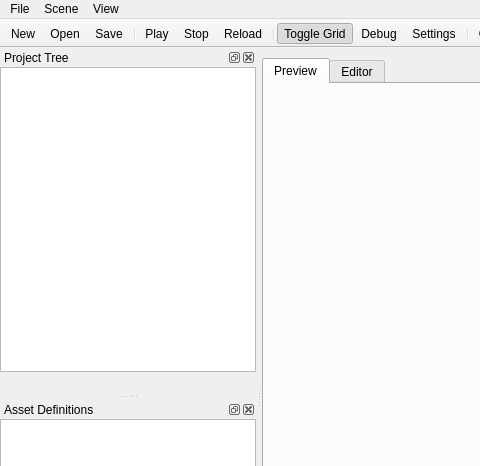
This is DreamToolQt/View/MainWindow.ui in BashEdThomps/dream-engine as Qt 5 draws it before an edit; both pictures show x 0 to 480 and y 0 to 466 of the 1366 by 768 pixel window. The edited form follows.
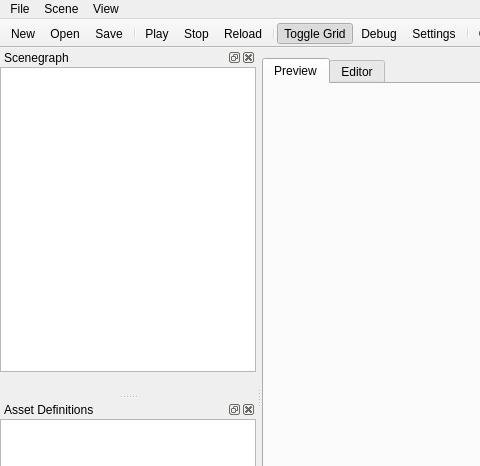
This is the edited form. Icons and pictures are not drawn.

What changed in the file:
```diff
--- a/DreamToolQt/View/MainWindow.ui
+++ b/DreamToolQt/View/MainWindow.ui
@@ -129,7 +129,7 @@
   </widget>
   <widget class="QDockWidget" name="projectDockWidget">
    <property name="windowTitle">
-    <string>Project Tree</string>
+    <string>Scenegraph</string>
    </property>
    <attribute name="dockWidgetArea">
     <number>1</number>
```
